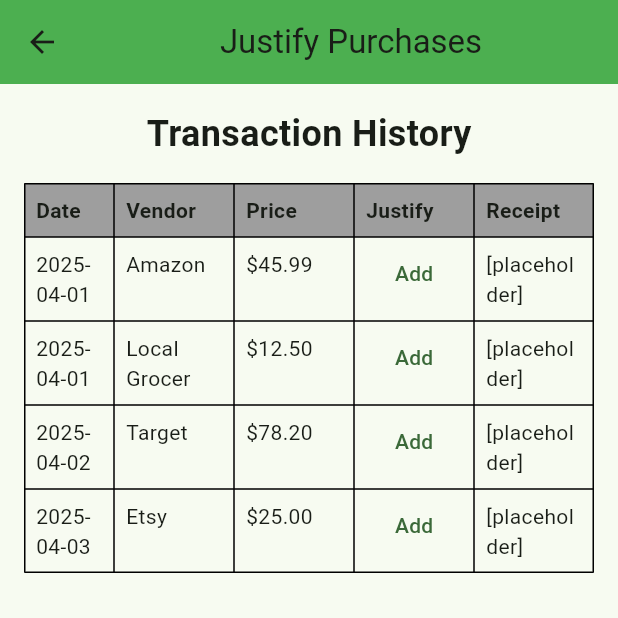
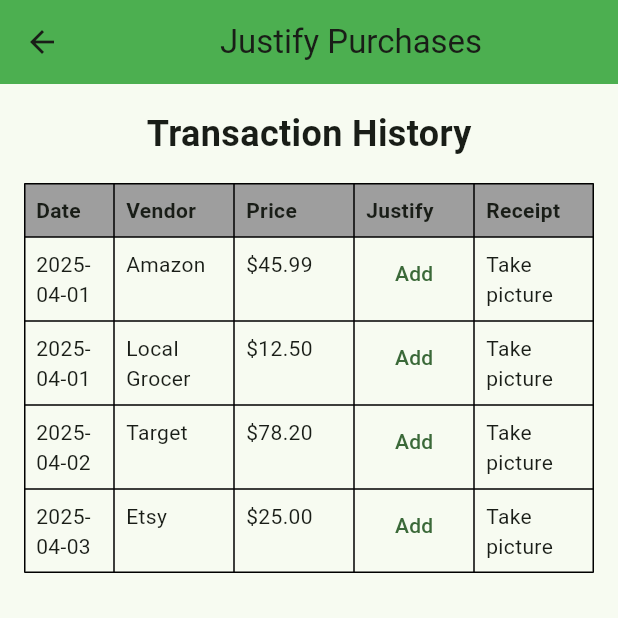
Before and after one commit to PratheekRamakrishna/BitCamp-FinFight, a Flutter app: the JustifyPurchase screen opened directly, on a phone screen of 412 x 824 dp, the top half of it. Run offline on Flutter 3.47's test engine with Material 3 defaults, Android fonts, the phone set to English and light mode, and no system bars.

Commit message:
Update main.dart

```diff
--- a/BitCamp Project/placeholder/lib/main.dart
+++ b/BitCamp Project/placeholder/lib/main.dart
@@ -420,7 +420,7 @@
                          TableCell(
                           child: Padding(
                                 padding: const EdgeInsets.all(8.0),
-                                child: Text("[placeholder]")),),
+                                child: Text("Take picture")),),
 
                       ],
                     ),
```
